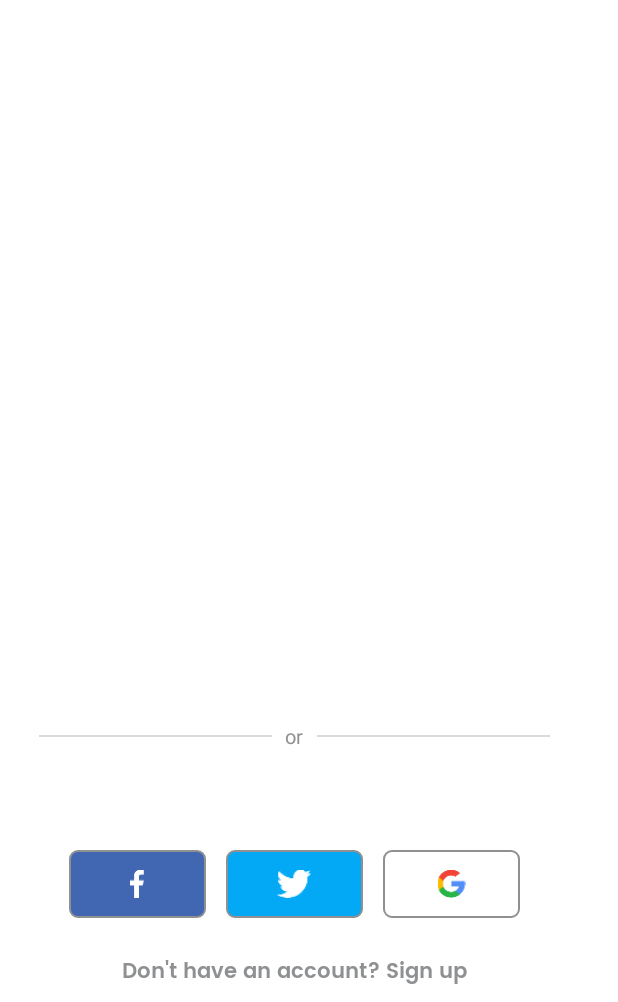
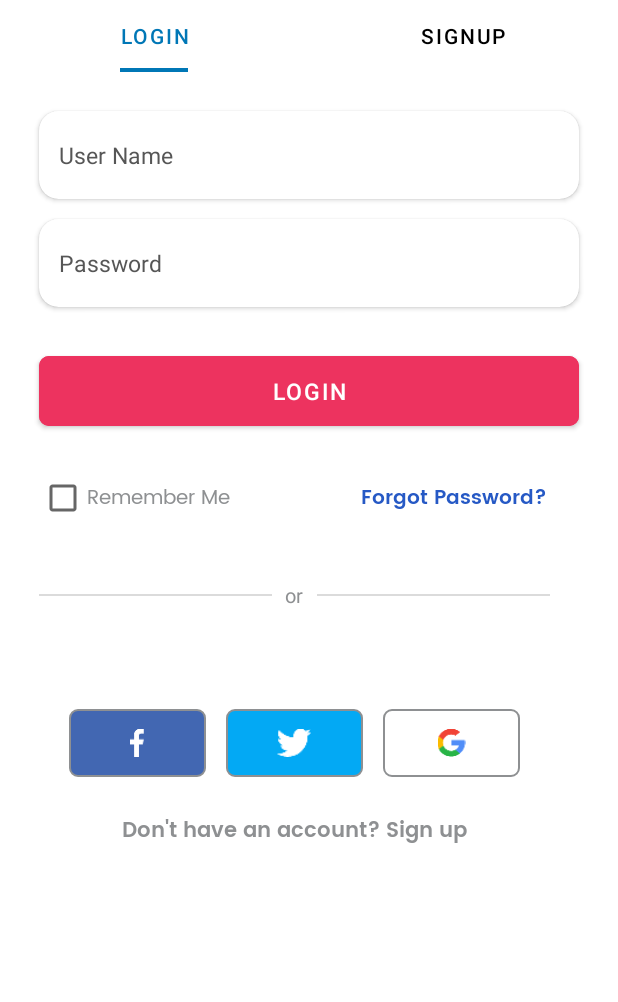
Before and after one commit to sagarKumawatOctal/ActorPayApp, an Android app: the screen it shows after launch (MainActivity), on a phone screen of 412 x 824 dp, the part 234-1236 px from its top. Run offline under Robolectric (Android 15) with nearby library versions, the phone set to English and light mode, and no system bars; our stand-ins replace sdp/ssp sizes.

Commit message:
login my oder wallet

```diff
--- a/app/build.gradle
+++ b/app/build.gradle
@@ -49,6 +49,9 @@ dependencies {
     implementation 'com.google.android.material:material:1.5.0-alpha03'
 
     implementation 'com.hbb20:ccp:2.3.4'
+
+    implementation 'com.ogaclejapan.smarttablayout:library:2.0.0@aar'
+
     /*Sdp Library*/
     implementation 'com.intuit.sdp:sdp-android:1.0.6'
     implementation 'com.intuit.ssp:ssp-android:1.0.6'
--- a/app/src/main/res/layout/fragment_login.xml
+++ b/app/src/main/res/layout/fragment_login.xml
@@ -1,57 +1,61 @@
 <?xml version="1.0" encoding="utf-8"?>
-<ScrollView xmlns:android="http://schemas.android.com/apk/res/android"
+<androidx.core.widget.NestedScrollView xmlns:android="http://schemas.android.com/apk/res/android"
+    xmlns:app="http://schemas.android.com/apk/res-auto"
     xmlns:tools="http://schemas.android.com/tools"
+    android:id="@+id/scrollable"
     android:layout_width="match_parent"
     android:layout_height="match_parent"
-    android:id="@+id/scrollable"
-    xmlns:app="http://schemas.android.com/apk/res-auto"
+    app:layout_behavior="@string/appbar_scrolling_view_behavior"
     tools:context=".auth.LoginFragment">
 
-    <RelativeLayout
+    <LinearLayout
         android:layout_width="match_parent"
+        android:orientation="vertical"
         android:layout_height="wrap_content">
 
         <androidx.appcompat.widget.AppCompatImageView
             android:id="@+id/logo"
             android:layout_width="@dimen/_100sdp"
             android:layout_height="@dimen/_100sdp"
-            android:layout_centerHorizontal="true"
+            android:layout_gravity="center|top"
             android:layout_marginTop="@dimen/_20sdp"
-            android:src="@drawable/logo"/>
+            android:src="@drawable/logo" />
 
-        <com.google.android.material.tabs.TabItem
-            android:id="@+id/tab_item"
-            android:layout_below="@id/logo"
-            android:layout_width="match_parent"
-            android:layout_height="@dimen/_40sdp"
-            android:layout_alignParentBottom="true"
-            android:layout_alignParentStart="true"
-            android:layout_gravity="bottom"
-            android:fillViewport="true"
-            app:tabIndicatorColor="@color/text_color"
+        <com.google.android.material.tabs.TabLayout
+            android:id="@+id/tabs"
+            style="@style/MineCustomTabText"
+            android:layout_width="wrap_content"
+            android:layout_height="wrap_content"
+            android:background="@color/pink_color"
+            android:backgroundTint="@color/white"
+            app:tabIndicatorColor="#0077B6"
+            android:layout_gravity="center"
+            app:tabIconTintMode="multiply"
+            app:tabIndicatorHeight="@dimen/_2sdp"
             app:tabMode="fixed"
-            app:tabSelectedTextColor="@android:color/holo_blue_dark"
-            app:tabTextColor="@android:color/darker_gray" />
-
-        <RelativeLayout
-            android:id="@+id/rl_holder"
+            app:tabIndicatorFullWidth="false"
+            app:tabGravity="fill"
+            app:tabMinWidth="@dimen/_200sdp"
+            app:tabSelectedTextColor="#0077B6"
+            app:tabTextColor="@color/black" />
+        <LinearLayout
+            android:id="@+id/header_LinearLayout"
             android:layout_width="match_parent"
             android:layout_height="wrap_content"
-            android:layout_below="@id/tab_item"
-            android:orientation="vertical"
-            android:fitsSystemWindows="true"
-            android:minHeight="@dimen/_300sdp">
+            android:layout_below="@id/tabs"
+            android:minHeight="300dp">
 
             <androidx.viewpager.widget.ViewPager
                 android:id="@+id/view_pager"
                 android:layout_width="match_parent"
-                android:layout_height="fill_parent" />
-        </RelativeLayout>
+                android:layout_height="match_parent"
+                android:layout_weight="1" />
+        </LinearLayout>
 
         <LinearLayout
             android:layout_width="wrap_content"
             android:layout_height="wrap_content"
-            android:layout_below="@id/rl_holder"
+            android:layout_below="@id/header_LinearLayout"
             android:orientation="vertical">
 
             <LinearLayout
@@ -160,8 +164,7 @@
         </LinearLayout>
 
 
-    </RelativeLayout>
+    </LinearLayout>
 
 
-
-</ScrollView>
+</androidx.core.widget.NestedScrollView>
--- a/app/src/main/res/values/strings.xml
+++ b/app/src/main/res/values/strings.xml
@@ -25,4 +25,5 @@
     <string name="faq">FAQ</string>
     <string name="privacy_policy">Privacy Policy</string>
     <string name="user_type">User Type</string>
+    <string name="redeem">Redeem</string>
 </resources>
--- a/app/src/main/res/values/themes.xml
+++ b/app/src/main/res/values/themes.xml
@@ -58,4 +58,9 @@
         <item name="boxStrokeColor">#fff</item>
         <item name="boxStrokeWidth">0dp</item>
     </style>
+
+    <style name="MineCustomTabText" parent="TextAppearance.Design.Tab">
+        <item name="android:textSize">25sp</item>
+        <item name="fontFamily">@font/poppins_regular</item>
+    </style>
 </resources>
```
Also changed, not shown: app/src/main/java/com/octal/actorpay/auth/LoginFragment.kt (+11 -21 lines), app/src/main/java/com/octal/actorpay/rewards_points/RewardsPointsFragment.kt (added, +58 -0 lines), app/src/main/res/layout/fragment_rewards_points.xml (added, +56 -0 lines), app/src/main/res/layout/rewards_list_item.xml (added, +78 -0 lines).
